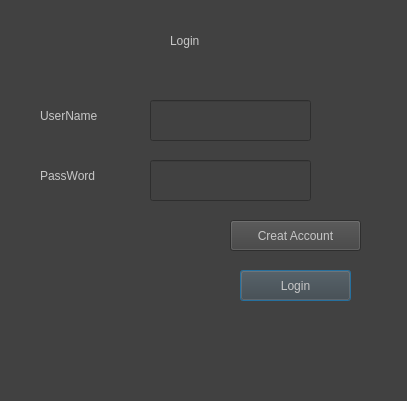
AristidisZ/Login-Register, file Login.ui: the form before one commit.
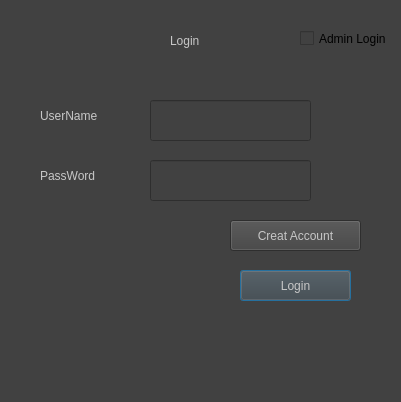
The form after the commit.

Commit message: tabs enabled-authentication dynamic

```diff
--- a/Login.ui
+++ b/Login.ui
@@ -6,8 +6,8 @@
    <rect>
     <x>0</x>
     <y>0</y>
-    <width>407</width>
-    <height>401</height>
+    <width>401</width>
+    <height>402</height>
    </rect>
   </property>
   <property name="windowTitle">
@@ -153,6 +153,19 @@
     <string>Creat Account</string>
    </property>
   </widget>
+  <widget class="QCheckBox" name="admin_login_checkbox">
+   <property name="geometry">
+    <rect>
+     <x>300</x>
+     <y>30</y>
+     <width>91</width>
+     <height>17</height>
+    </rect>
+   </property>
+   <property name="text">
+    <string>Admin Login</string>
+   </property>
+  </widget>
  </widget>
  <resources/>
  <connections/>
```
The commit also changes 3 other files.
